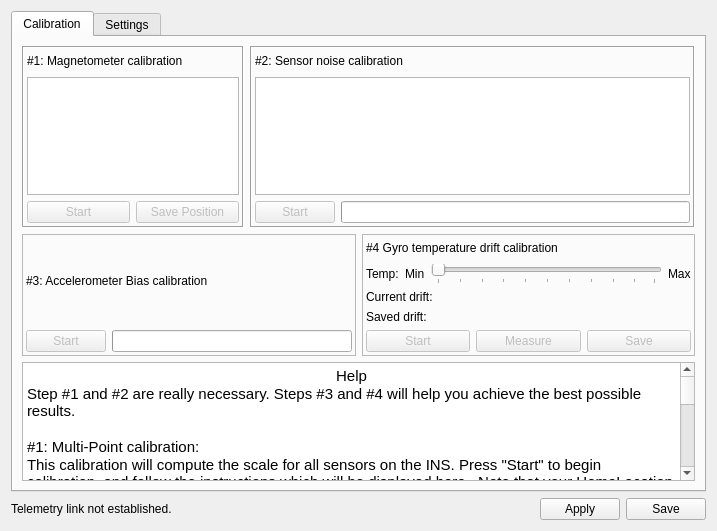
Before: the Qt Designer form ground/openpilotgcs/src/plugins/config/revosensors.ui in openpilot/OpenPilot, drawn with Qt 5.
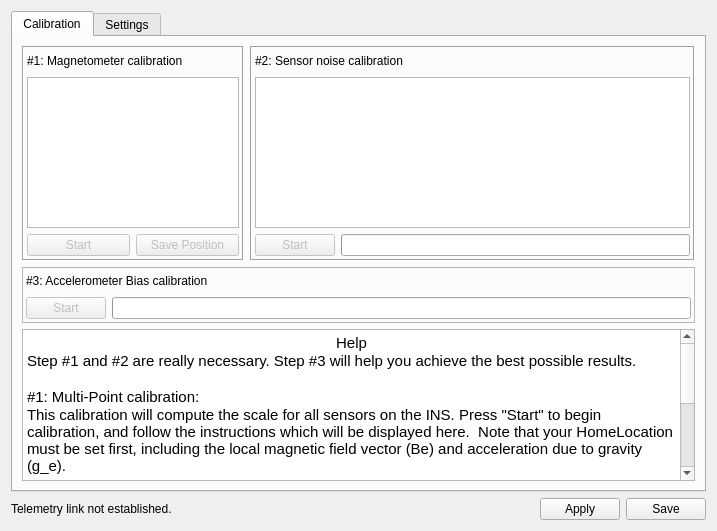
After: the same form once the commit is applied. Icons and pictures are not drawn.

Commit message: OP-935 Removes gui for unimplemented temperature compensation calibration.

```diff
--- a/ground/openpilotgcs/src/plugins/config/revosensors.ui
+++ b/ground/openpilotgcs/src/plugins/config/revosensors.ui
@@ -291,173 +291,6 @@
            </layout>
           </widget>
          </item>
-         <item>
-          <widget class="QFrame" name="frame_4">
-           <property name="frameShape">
-            <enum>QFrame::StyledPanel</enum>
-           </property>
-           <property name="frameShadow">
-            <enum>QFrame::Raised</enum>
-           </property>
-           <layout class="QVBoxLayout" name="verticalLayout_8">
-            <property name="margin">
-             <number>3</number>
-            </property>
-            <item>
-             <layout class="QVBoxLayout" name="gyroDriftLayout">
-              <item>
-               <layout class="QHBoxLayout" name="horizontalLayout_11">
-                <item>
-                 <widget class="QLabel" name="label_6">
-                  <property name="font">
-                   <font>
-                    <weight>50</weight>
-                    <bold>false</bold>
-                   </font>
-                  </property>
-                  <property name="text">
-                   <string>#4 Gyro temperature drift calibration</string>
-                  </property>
-                 </widget>
-                </item>
-                <item>
-                 <spacer name="horizontalSpacer_6">
-                  <property name="orientation">
-                   <enum>Qt::Horizontal</enum>
-                  </property>
-                  <property name="sizeHint" stdset="0">
-                   <size>
-                    <width>40</width>
-                    <height>20</height>
-                   </size>
-                  </property>
-                 </spacer>
-                </item>
-               </layout>
-              </item>
-              <item>
-               <layout class="QHBoxLayout" name="horizontalLayout_5">
-                <item>
-                 <widget class="QLabel" name="label_7">
-                  <property name="text">
-                   <string>Temp:</string>
-                  </property>
-                 </widget>
-                </item>
-                <item>
-                 <widget class="QLabel" name="gyroMinTemp">
-                  <property name="font">
-                   <font>
-                    <pointsize>9</pointsize>
-                   </font>
-                  </property>
-                  <property name="text">
-                   <string>Min</string>
-                  </property>
-                 </widget>
-                </item>
-                <item>
-                 <widget class="QSlider" name="gyroTempSlider">
-                  <property name="toolTip">
-                   <string>Currently measured temperature on the system. This is actually the
-MB temperature, be careful if somehow you know that your INS
-temperature is very different from your MB temp...</string>
-                  </property>
-                  <property name="orientation">
-                   <enum>Qt::Horizontal</enum>
-                  </property>
-                  <property name="tickPosition">
-                   <enum>QSlider::TicksBelow</enum>
-                  </property>
-                 </widget>
-                </item>
-                <item>
-                 <widget class="QLabel" name="gyroMaxTemp">
-                  <property name="font">
-                   <font>
-                    <pointsize>9</pointsize>
-                   </font>
-                  </property>
-                  <property name="text">
-                   <string>Max</string>
-                  </property>
-                 </widget>
-                </item>
-               </layout>
-              </item>
-              <item>
-               <layout class="QHBoxLayout" name="horizontalLayout_7">
-                <item>
-                 <widget class="QLabel" name="label_14">
-                  <property name="text">
-                   <string>Current drift:</string>
-                  </property>
-                 </widget>
-                </item>
-               </layout>
-              </item>
-              <item>
-               <layout class="QHBoxLayout" name="horizontalLayout_10">
-                <item>
-                 <widget class="QLabel" name="label_17">
-                  <property name="text">
-                   <string>Saved drift:</string>
-                  </property>
-                 </widget>
-                </item>
-               </layout>
-              </item>
-              <item>
-               <layout class="QHBoxLayout" name="horizontalLayout_6">
-                <item>
-                 <widget class="QPushButton" name="startDriftCalib">
-                  <property name="enabled">
-                   <bool>false</bool>
-                  </property>
-                  <property name="toolTip">
-                   <string>Start gathering data for temperature drift calibration.
-Avoid sudden moves once you have started gathering!</string>
-                  </property>
-                  <property name="text">
-                   <string>Start</string>
-                  </property>
-                 </widget>
-                </item>
-                <item>
-                 <widget class="QPushButton" name="gyroMeasureDrift">
-                  <property name="enabled">
-                   <bool>false</bool>
-                  </property>
-                  <property name="toolTip">
-                   <string>Launch drift measurement based on gathered data.
-
-TODO: is this necessary? Measurement could be auto updated every second or so, or done when we stop measuring...</string>
-                  </property>
-                  <property name="text">
-                   <string>Measure</string>
-                  </property>
-                 </widget>
-                </item>
-                <item>
-                 <widget class="QPushButton" name="updateDrift">
-                  <property name="enabled">
-                   <bool>false</bool>
-                  </property>
-                  <property name="toolTip">
-                   <string>Updates the XYZ drift values into the AHRS (saves to SD)</string>
-                  </property>
-                  <property name="text">
-                   <string>Save</string>
-                  </property>
-                 </widget>
-                </item>
-               </layout>
-              </item>
-             </layout>
-            </item>
-           </layout>
-          </widget>
-         </item>
         </layout>
        </item>
        <item>
@@ -477,7 +310,7 @@
 &lt;tr&gt;
 &lt;td style=&quot;border: none;&quot;&gt;
 &lt;p align=&quot;center&quot; style=&quot; margin-top:0px; margin-bottom:0px; margin-left:0px; margin-right:0px; -qt-block-indent:0; text-indent:0px;&quot;&gt;&lt;span style=&quot; font-family:'Ubuntu'; font-size:11pt;&quot;&gt;Help&lt;/span&gt;&lt;/p&gt;
-&lt;p style=&quot; margin-top:0px; margin-bottom:0px; margin-left:0px; margin-right:0px; -qt-block-indent:0; text-indent:0px;&quot;&gt;&lt;span style=&quot; font-family:'Ubuntu'; font-size:11pt;&quot;&gt;Step #1 and #2 are really necessary. Steps #3 and #4 will help you achieve the best possible results.&lt;/span&gt;&lt;/p&gt;
+&lt;p style=&quot; margin-top:0px; margin-bottom:0px; margin-left:0px; margin-right:0px; -qt-block-indent:0; text-indent:0px;&quot;&gt;&lt;span style=&quot; font-family:'Ubuntu'; font-size:11pt;&quot;&gt;Step #1 and #2 are really necessary. Step #3 will help you achieve the best possible results.&lt;/span&gt;&lt;/p&gt;
 &lt;p align=&quot;center&quot; style=&quot;-qt-paragraph-type:empty; margin-top:0px; margin-bottom:0px; margin-left:0px; margin-right:0px; -qt-block-indent:0; text-indent:0px; font-family:'Ubuntu'; font-size:11pt;&quot;&gt;&lt;br /&gt;&lt;/p&gt;
 &lt;p style=&quot; margin-top:0px; margin-bottom:0px; margin-left:0px; margin-right:0px; -qt-block-indent:0; text-indent:0px;&quot;&gt;&lt;span style=&quot; font-family:'Ubuntu'; font-size:11pt;&quot;&gt;#1: Multi-Point calibration:&lt;/span&gt;&lt;/p&gt;
 &lt;p style=&quot; margin-top:0px; margin-bottom:0px; margin-left:0px; margin-right:0px; -qt-block-indent:0; text-indent:0px;&quot;&gt;&lt;span style=&quot; font-family:'Ubuntu'; font-size:11pt;&quot;&gt;This calibration will compute the scale for all sensors on the INS. Press &amp;quot;Start&amp;quot; to begin calibration, and follow the instructions which will be displayed here.  Note that your HomeLocation must be set first, including the local magnetic field vector (Be) and acceleration due to gravity (g_e).&lt;/span&gt;&lt;/p&gt;
@@ -486,10 +319,7 @@
 &lt;p style=&quot; margin-top:0px; margin-bottom:0px; margin-left:0px; margin-right:0px; -qt-block-indent:0; text-indent:0px;&quot;&gt;&lt;span style=&quot; font-family:'Ubuntu'; font-size:11pt;&quot;&gt;This calibration will compute sensor variance under standard conditions. You can leave your engines running at low to mid throttle to take their vibration into account before pressing &amp;quot;Start&amp;quot;.&lt;/span&gt;&lt;/p&gt;
 &lt;p style=&quot;-qt-paragraph-type:empty; margin-top:0px; margin-bottom:0px; margin-left:0px; margin-right:0px; -qt-block-indent:0; text-indent:0px; font-family:'Ubuntu'; font-size:11pt;&quot;&gt;&lt;br /&gt;&lt;/p&gt;
 &lt;p style=&quot; margin-top:0px; margin-bottom:0px; margin-left:0px; margin-right:0px; -qt-block-indent:0; text-indent:0px;&quot;&gt;&lt;span style=&quot; font-family:'Ubuntu'; font-size:11pt;&quot;&gt;#3: Accelerometer bias calibration:&lt;/span&gt;&lt;/p&gt;
-&lt;p style=&quot; margin-top:0px; margin-bottom:0px; margin-left:0px; margin-right:0px; -qt-block-indent:0; text-indent:0px;&quot;&gt;&lt;span style=&quot; font-family:'Ubuntu'; font-size:11pt;&quot;&gt;This step will ensure that accelerometer bias is accurate. Place your airframe as horizontally as possible (use a spirit level if necessary), then press Start below and do not move your airframe at all until the end of the calibration.&lt;/span&gt;&lt;/p&gt;
-&lt;p style=&quot;-qt-paragraph-type:empty; margin-top:0px; margin-bottom:0px; margin-left:0px; margin-right:0px; -qt-block-indent:0; text-indent:0px; font-family:'Ubuntu'; font-size:11pt;&quot;&gt;&lt;br /&gt;&lt;/p&gt;
-&lt;p style=&quot; margin-top:0px; margin-bottom:0px; margin-left:0px; margin-right:0px; -qt-block-indent:0; text-indent:0px;&quot;&gt;&lt;span style=&quot; font-family:'Ubuntu'; font-size:11pt;&quot;&gt;#4 Gyro temp drift calibration:&lt;/span&gt;&lt;/p&gt;
-&lt;p style=&quot;-qt-paragraph-type:empty; margin-top:0px; margin-bottom:0px; margin-left:0px; margin-right:0px; -qt-block-indent:0; text-indent:0px; font-family:'Ubuntu'; font-size:11pt;&quot;&gt;&lt;br /&gt;&lt;/p&gt;&lt;/td&gt;&lt;/tr&gt;&lt;/table&gt;&lt;/body&gt;&lt;/html&gt;</string>
+&lt;p style=&quot; margin-top:0px; margin-bottom:0px; margin-left:0px; margin-right:0px; -qt-block-indent:0; text-indent:0px;&quot;&gt;&lt;span style=&quot; font-family:'Ubuntu'; font-size:11pt;&quot;&gt;This step will ensure that accelerometer bias is accurate. Place your airframe as horizontally as possible (use a spirit level if necessary), then press Start below and do not move your airframe at all until the end of the calibration.&lt;/span&gt;&lt;/p&gt;&lt;/td&gt;&lt;/tr&gt;&lt;/table&gt;&lt;/body&gt;&lt;/html&gt;</string>
          </property>
         </widget>
        </item>
```
The commit also changes 1 other file.
